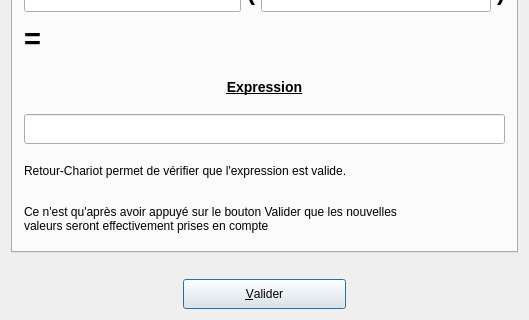
The window that UiQT4/desFormule.ui (SalomePlatform/eficas_tools) describes before a commit, drawn with Qt 5; both pictures show x 0 to 529 and y 173 to 493 of the 529 by 493 pixel window.
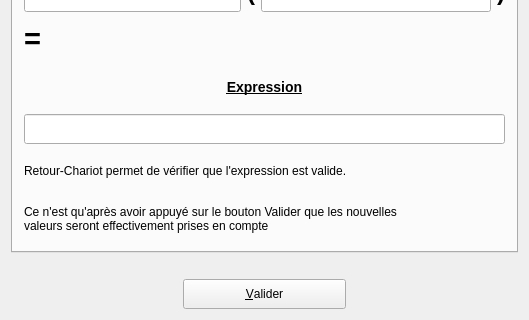
The same window after the commit.

```diff
--- a/UiQT4/desFormule.ui
+++ b/UiQT4/desFormule.ui
@@ -353,12 +353,6 @@
        <property name="shortcut" >
         <string>Shift+A, Alt+A, Alt+A, Alt+A</string>
        </property>
-       <property name="autoDefault" >
-        <bool>true</bool>
-       </property>
-       <property name="default" >
-        <bool>true</bool>
-       </property>
       </widget>
      </item>
      <item>
```
